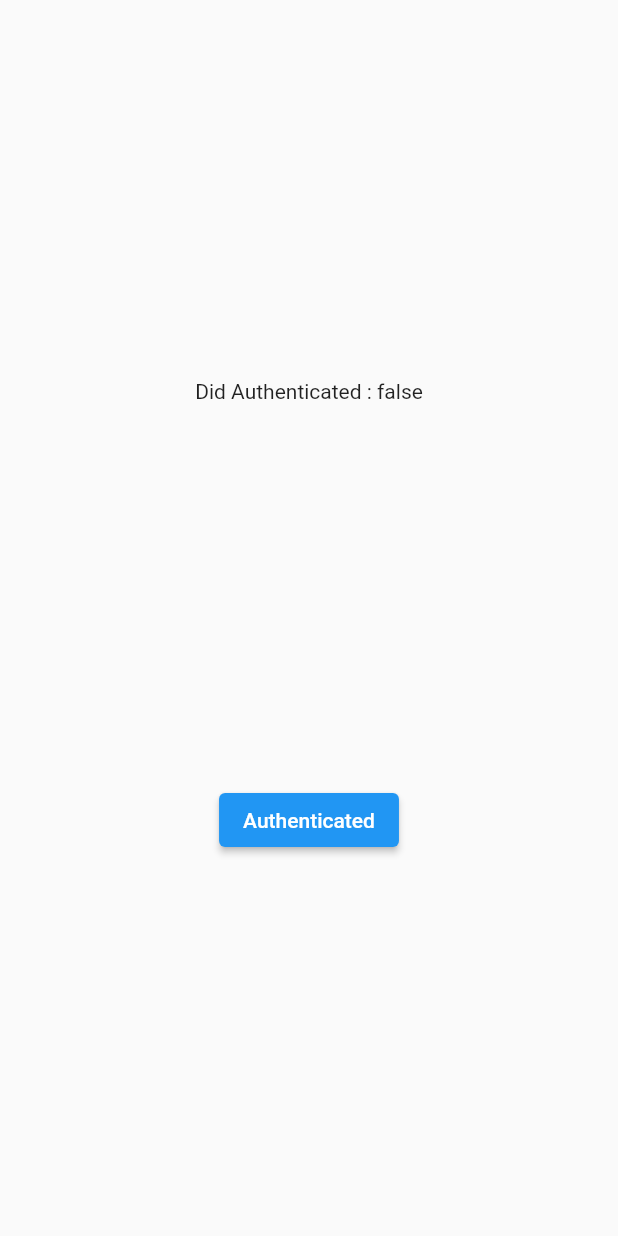
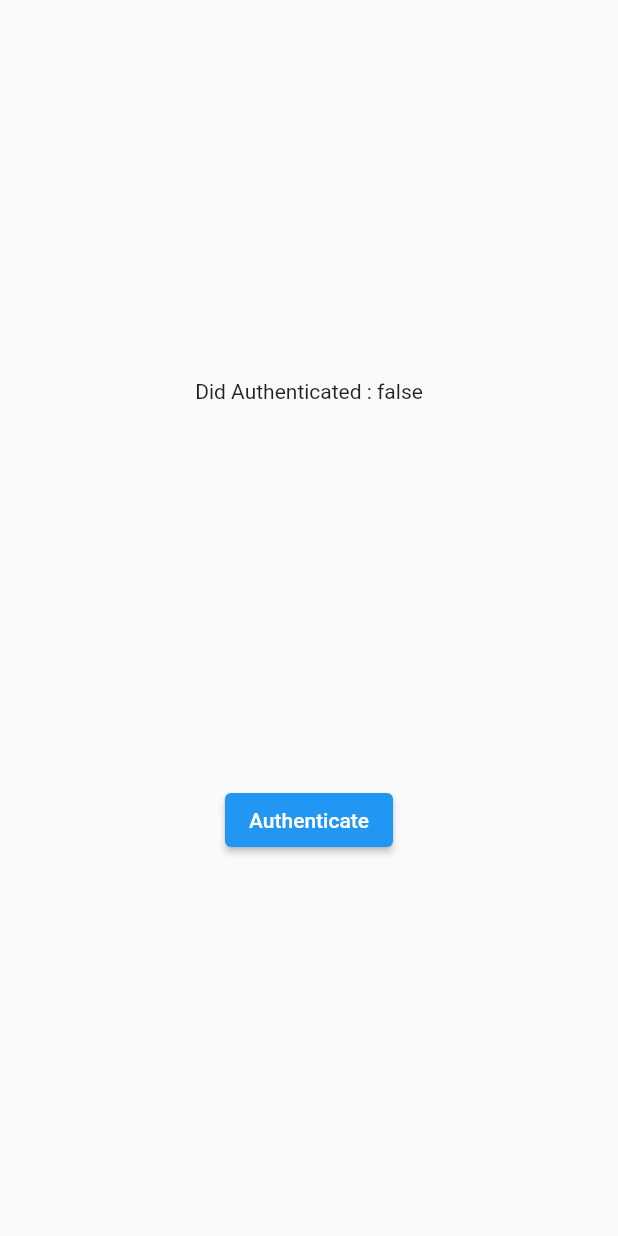
Before and after one commit to codejeer/flutter_biometric_auth, a Flutter app: the screen it shows after launch, on a phone screen of 412 x 824 dp. Run offline on Flutter 3.47's test engine with Material 2 defaults, Android fonts, the phone set to English and light mode, and no system bars; our stand-ins replace local_auth.

```diff
--- a/lib/main.dart
+++ b/lib/main.dart
@@ -1,5 +1,4 @@
 import 'dart:io' show Platform;
-
 import 'package:flutter/material.dart';
 import 'package:local_auth/local_auth.dart';
 import 'package:flutter/services.dart';
@@ -44,10 +43,9 @@ class _MyAppState extends State<MyApp> {
                         biometricOnly: true,
                       ),
                     );
-                    // ···
                   } on PlatformException catch (e) {
                     if (e.code == auth_error.notEnrolled) {
-                      // Add handling of no hardware here.
+                      print("device not suppoprted");
                     } else if (e.code == auth_error.lockedOut ||
                         e.code == auth_error.permanentlyLockedOut) {}
                   }
@@ -56,7 +54,7 @@ class _MyAppState extends State<MyApp> {
                 },
                 child: Text(Platform.isIOS == true
                     ? "Authenticate with FaceID"
-                    : "Authenticated"),
+                    : "Authenticate"),
               ),
               const Spacer()
             ],
```
